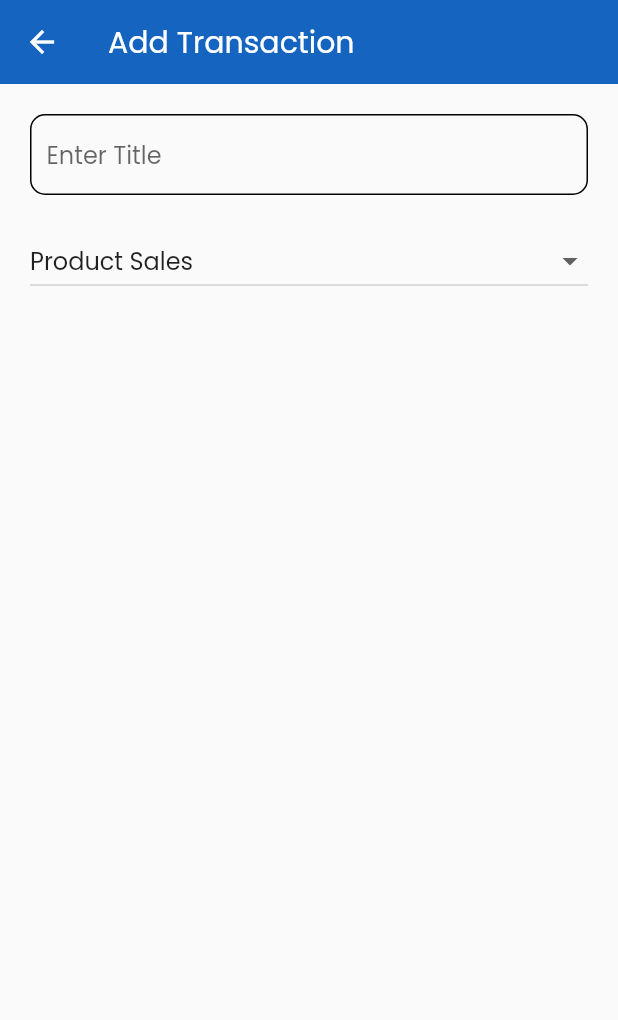
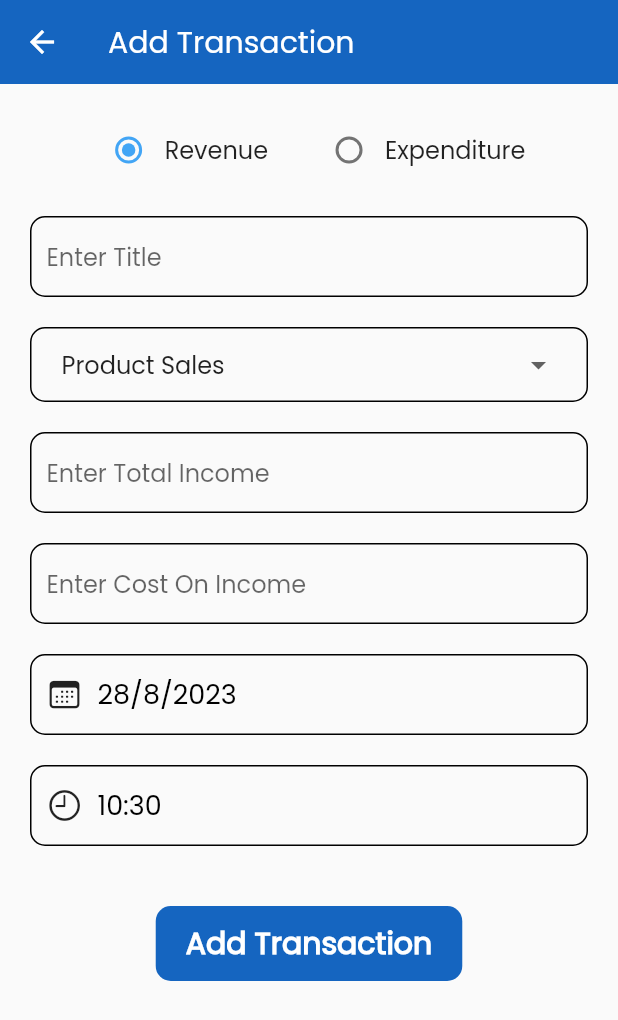
Before and after one commit to harshbhanderi22/cashflow_flutter, a Flutter app: the AddEntryScreen screen opened by its route, on a phone screen of 412 x 824 dp. Shown: the top 1020 px of the screen. Run offline on Flutter 3.47's test engine with Material 2 defaults, Android fonts, the phone set to English and light mode, and no system bars; our stand-ins replace cloud_firestore, firebase_auth, firebase_core, firebase_storage, fluttertoast, google_sign_in and 1 more; accounts and stored records are empty.

Commit message:
Transaction Form And Methods Done, Integration Remaining

```diff
--- /dev/null
+++ b/lib/Utils/Components/all_dropdown.dart
@@ -0,0 +1,66 @@
+import 'package:flutter/material.dart';
+import 'package:khatabook/view_model/transaction_list_provider.dart';
+import 'package:provider/provider.dart';
+
+class IncomeDropDown extends StatelessWidget {
+  const IncomeDropDown({
+    super.key,
+  });
+
+  @override
+  Widget build(BuildContext context) {
+    return Consumer<TransactionListProvider>(
+        builder: (context, value, child) {
+      return DropdownButtonHideUnderline(
+        child: DropdownButton(
+            isExpanded: true,
+            elevation: 0,
+            value: value.getSelectedIncome,
+            hint: const Text("Select Income Category"),
+            alignment: AlignmentDirectional.bottomCenter,
+
+            // disabledHint: Text("Set Income Category"),
+            items: List.generate(value.getIncomeCategory.length,
+                (index) {
+              return DropdownMenuItem(
+                  value: index,
+                  child: Text(value.getIncomeCategory[index]));
+            }),
+            onChanged: (val) {
+              value.setIncome(val!);
+            }),
+      );
+    });
+  }
+}
+
+class ExpenseDropDown extends StatelessWidget {
+  const ExpenseDropDown({
+    super.key,
+  });
+
+  @override
+  Widget build(BuildContext context) {
+    return Consumer<TransactionListProvider>(
+        builder: (context, value, child) {
+      return DropdownButtonHideUnderline(
+        child: DropdownButton(
+            isExpanded: true,
+            elevation: 0,
+            value: value.getSelectedExpense,
+            hint: const Text("Select Expense Category"),
+            alignment: AlignmentDirectional.bottomCenter,
+            // disabledHint: Text("Set Income Category"),
+            items: List.generate(value.getExpenseCategory.length,
+                (index) {
+              return DropdownMenuItem(
+                  value: index,
+                  child: Text(value.getExpenseCategory[index]));
+            }),
+            onChanged: (val) {
+              value.setExpense(val!);
+            }),
+      );
+    });
+  }
+}
--- /dev/null
+++ b/lib/Utils/Components/all_selecters.dart
@@ -0,0 +1,79 @@
+import 'package:flutter/cupertino.dart';
+import 'package:flutter/material.dart';
+import 'package:khatabook/Utils/Components/common_text.dart';
+import 'package:khatabook/view_model/transaction_list_provider.dart';
+import 'package:provider/provider.dart';
+
+class DateSelecter extends StatelessWidget {
+  const DateSelecter({
+    super.key,
+  });
+
+  @override
+  Widget build(BuildContext context) {
+    return Consumer<TransactionListProvider>(builder: (context, value, child) {
+      return InkWell(
+        onTap: () {
+          value.selectDate(context);
+        },
+        child: Container(
+          height: 54,
+          padding: const EdgeInsets.symmetric(horizontal: 10, vertical: 2),
+          margin: const EdgeInsets.only(bottom: 20),
+          decoration: BoxDecoration(
+            borderRadius: const BorderRadius.all(Radius.circular(10)),
+            border: Border.all(width: 1, color: Colors.black),
+          ),
+          child: Row(children: [
+            const Icon(CupertinoIcons.calendar),
+            const SizedBox(
+              width: 10,
+            ),
+            CommonText(
+              text: value.getDate,
+              color: Colors.black,
+              fontsize: 18,
+            )
+          ]),
+        ),
+      );
+    });
+  }
+}
+
+class TimeSelecter extends StatelessWidget {
+  const TimeSelecter({
+    super.key,
+  });
+
+  @override
+  Widget build(BuildContext context) {
+    return Consumer<TransactionListProvider>(builder: (context, value, child) {
+      return InkWell(
+        onTap: () {
+          value.selectTime(context);
+        },
+        child: Container(
+          height: 54,
+          padding: const EdgeInsets.symmetric(horizontal: 10, vertical: 2),
+          margin: const EdgeInsets.only(bottom: 20),
+          decoration: BoxDecoration(
+            borderRadius: const BorderRadius.all(Radius.circular(10)),
+            border: Border.all(width: 1, color: Colors.black),
+          ),
+          child: Row(children: [
+            const Icon(CupertinoIcons.time),
+            const SizedBox(
+              width: 10,
+            ),
+            CommonText(
+              text: value.getTime,
+              color: Colors.black,
+              fontsize: 18,
+            )
+          ]),
+        ),
+      );
+    });
+  }
+}
--- /dev/null
+++ b/lib/Utils/Components/common_button.dart
@@ -0,0 +1,42 @@
+// ignore_for_file: public_member_api_docs, sort_constructors_first
+import 'package:flutter/material.dart';
+
+import 'package:khatabook/Utils/Components/common_text.dart';
+import 'package:khatabook/Utils/constant.dart';
+
+class CommonButton extends StatelessWidget {
+  Widget child;
+  CommonButton({
+    Key? key,
+    required this.child,
+  }) : super(key: key);
+  @override
+  Widget build(BuildContext context) {
+    return Container(
+        margin: const EdgeInsets.symmetric(horizontal: 80),
+        height: 50,
+        padding: const EdgeInsets.symmetric(horizontal: 20, vertical: 10),
+        decoration: BoxDecoration(
+            borderRadius: const BorderRadius.all(Radius.circular(10)),
+            color: blue),
+        child: child);
+  }
+}
+
+class CommonButtonText extends StatelessWidget {
+  String label;
+      CommonButtonText({
+    Key? key,
+    required this.label,
+  }) : super(key: key);
+
+  @override
+  Widget build(BuildContext context) {
+    return CommonText(
+      text: label,
+      fontsize: 20,
+      fontWeight: FontWeight.bold,
+      color: Colors.white,
+    );
+  }
+}
--- a/lib/Utils/Routes/routes.dart
+++ b/lib/Utils/Routes/routes.dart
@@ -3,7 +3,7 @@ import 'package:khatabook/Utils/Routes/Arguments/book_form_argument.dart';
 import 'package:khatabook/Utils/Routes/Arguments/transaction_list_argument.dart';
 import 'package:khatabook/Utils/Routes/route_name.dart';
 import 'package:khatabook/View/Forms/book_add_screen.dart';
-import 'package:khatabook/View/add_entry_screen.dart';
+import 'package:khatabook/View/Forms/add_entry_screen.dart';
 import 'package:khatabook/View/home_screen.dart';
 import 'package:khatabook/View/login_screen.dart';
 import 'package:khatabook/View/sign_up_screen.dart';
--- /dev/null
+++ b/lib/View/Forms/add_entry_screen.dart
@@ -0,0 +1,120 @@
+import 'package:flutter/cupertino.dart';
+import 'package:flutter/material.dart';
+import 'package:khatabook/Utils/Components/all_dropdown.dart';
+import 'package:khatabook/Utils/Components/all_selecters.dart';
+import 'package:khatabook/Utils/Components/common_button.dart';
+import 'package:khatabook/Utils/Components/common_form_field.dart';
+import 'package:khatabook/Utils/Components/common_text.dart';
+import 'package:khatabook/Utils/constant.dart';
+import 'package:khatabook/view_model/transaction_list_provider.dart';
+import 'package:provider/provider.dart';
+
+class AddEntryScreen extends StatefulWidget {
+  const AddEntryScreen({super.key});
+
+  @override
+  State<AddEntryScreen> createState() => _AddEntryScreenState();
+}
+
+class _AddEntryScreenState extends State<AddEntryScreen> {
+  final TextEditingController _title = TextEditingController();
+  final TextEditingController _total = TextEditingController();
+  final TextEditingController _cost = TextEditingController();
+
+  @override
+  Widget build(BuildContext context) {
+    return SafeArea(
+        child: Scaffold(
+      resizeToAvoidBottomInset: false,
+      appBar: AppBar(
+        title: const Text("Add Transaction"),
+      ),
+      body: Container(
+        padding: const EdgeInsets.all(20),
+        child: Column(
+          children: [
+            Row(
+              mainAxisAlignment: MainAxisAlignment.center,
+              children: [
+                Row(
+                  children: [
+                    Consumer<TransactionListProvider>(
+                        builder: (context, value, child) {
+                      return Radio(
+                          activeColor: lightBlue,
+                          value: 0,
+                          groupValue: value.getSelectedOption,
+                          onChanged: (val) {
+                            value.setSelectedOption(0);
+                          });
+                    }),
+                    const CommonText(fontsize: 16, text: "Revenue"),
+                  ],
+                ),
+                const SizedBox(
+                  width: 30,
+                ),
+                Row(
+                  children: [
+                    Consumer<TransactionListProvider>(
+                        builder: (context, value, child) {
+                      return Radio(
+                          activeColor: lightBlue,
+                          value: 1,
+                          groupValue: value.getSelectedOption,
+                          onChanged: (val) {
+                            value.setSelectedOption(1);
+                          });
+                    }),
+                    const CommonText(fontsize: 16, text: "Expenditure"),
+                  ],
+                ),
+              ],
+            ),
+            const SizedBox(
+              height: 20,
+            ),
+            CommonFormField(controller: _title, hint: "Enter Title"),
+            Consumer<TransactionListProvider>(builder: (context, value, child) {
+              return Container(
+                padding: const EdgeInsets.symmetric(horizontal: 20),
+                decoration: BoxDecoration(
+                    border: Border.all(color: Colors.black, width: 1),
+                    borderRadius: const BorderRadius.all(Radius.circular(10))),
+                child: value.getSelectedOption == 0
+                    ? const IncomeDropDown()
+                    : const ExpenseDropDown(),
+              );
+            }),
+            const SizedBox(
+              height: 20,
+            ),
+            Consumer<TransactionListProvider>(builder: (context, value, child) {
+              return value.getSelectedOption == 0
+                  ? Column(
+                      children: [
+                        CommonFormField(
+                            controller: _total, hint: "Enter Total Income"),
+                        CommonFormField(
+                            controller: _cost, hint: "Enter Cost On Income")
+                      ],
+                    )
+                  : CommonFormField(controller: _cost, hint: "Enter Cost");
+            }),
+            const DateSelecter(),
+            const TimeSelecter(),
+            const SizedBox(
+              height: 20,
+            ),
+            Consumer<TransactionListProvider>(builder: (context, value, child) {
+              return CommonButton(
+                  child: value.getLoading
+                      ? const CircularProgressIndicator()
+                      : CommonButtonText(label: "Add Transaction"));
+            })
+          ],
+        ),
+      ),
+    ));
+  }
+}
--- a/lib/View/add_entry_screen.dart
+++ /dev/null
@@ -1,53 +0,0 @@
-import 'package:flutter/material.dart';
-import 'package:khatabook/Utils/Components/common_form_field.dart';
-import 'package:khatabook/view_model/transaction_list_provider.dart';
-import 'package:provider/provider.dart';
-
-class AddEntryScreen extends StatefulWidget {
-  const AddEntryScreen({super.key});
-
-  @override
-  State<AddEntryScreen> createState() => _AddEntryScreenState();
-}
-
-class _AddEntryScreenState extends State<AddEntryScreen> {
-  TextEditingController _title = TextEditingController();
-  TextEditingController _total = TextEditingController();
-  TextEditingController _cost = TextEditingController();
-
-  @override
-  Widget build(BuildContext context) {
-    return SafeArea(
-        child: Scaffold(
-      resizeToAvoidBottomInset: false,
-      appBar: AppBar(
-        title: const Text("Add Transaction"),
-      ),
-      body: Container(
-        padding: const EdgeInsets.all(20),
-        child: Column(
-          children: [
-            CommonFormField(controller: _title, hint: "Enter Title"),
-            Consumer<TransactionListProvider>(builder: (context, value, child) {
-              return DropdownButton(
-                  isExpanded: true,
-                  elevation: 0,
-                  value: value.getSelectedIncome,
-                  alignment: AlignmentDirectional.bottomCenter,
-
-                  // disabledHint: Text("Set Income Category"),
-                  items: List.generate(value.getIncomeCategory.length, (index) {
-                    return DropdownMenuItem(
-                        child: Text(value.getIncomeCategory[index]),
-                        value: index);
-                  }),
-                  onChanged: (val) {
-                    value.setIncome(val!);
-                  });
-            })
-          ],
-        ),
-      ),
-    ));
-  }
-}
--- a/lib/data/Firebase Data/user_data.dart
+++ b/lib/data/Firebase Data/user_data.dart
@@ -28,4 +28,6 @@ class UserData {
     }).toList();
     return books;
   }
+
+
 }
--- a/lib/view_model/transaction_list_provider.dart
+++ b/lib/view_model/transaction_list_provider.dart
@@ -1,12 +1,21 @@
 import 'package:flutter/foundation.dart';
 import 'package:flutter/material.dart';
+import 'package:khatabook/Models/transaction_model.dart';
+import 'package:khatabook/Utils/general_utils.dart';
+import 'package:khatabook/data/Firebase%20Data/transaction_data.dart';
 
 class TransactionListProvider with ChangeNotifier {
-  String _time = "";
-  String _date = "";
+  String _time = "${TimeOfDay.now().hour}:${TimeOfDay.now().minute}";
+  String _date =
+      "${DateTime.now().day.toString()}/${DateTime.now().month.toString()}/${DateTime.now().year.toString()}";
   int _selectedIncome = 0;
   int _selectedExpense = 0;
-  List<String> _incomeCategoryList = [
+  int _selectedOption = 0;
+  bool _loading = false;
+  List _transactions = [];
+  bool _fetchLoading = false;
+
+  final List<String> _incomeCategoryList = [
     "Product Sales",
     "Service Revenue",
     "Consultancy Services",
@@ -18,7 +27,7 @@ class TransactionListProvider with ChangeNotifier {
     "Other"
   ];
 
-  List<String> _expenseCategoryList = [
+  final List<String> _expenseCategoryList = [
     "Purchase Costs",
     "Shipping and Delivery",
     "Employee Salaries",
@@ -37,6 +46,32 @@ class TransactionListProvider with ChangeNotifier {
   List get getExpenseCategory => _expenseCategoryList;
   int get getSelectedIncome => _selectedIncome;
   int get getSelectedExpense => _selectedExpense;
+  int get getSelectedOption => _selectedOption;
+  bool get getLoading => _loading;
+  bool get getFetchLoading => _fetchLoading;
+  List get getTransactions => _transactions;
+
+  void setTransactionList(List<TransactionModel> value) {
+    _transactions.clear();
+    _transactions.addAll(value);
+    _transactions = _transactions.toSet().toList();
+    notifyListeners();
+  }
+
+  void setLoading(bool value) {
+    _loading = value;
+    notifyListeners();
+  }
+
+  void setFetchLoading(bool value) {
+    _fetchLoading = value;
+    notifyListeners();
+  }
+
+  void setSelectedOption(int value) {
+    _selectedOption = value;
+    notifyListeners();
+  }
 
   void setIncome(int value) {
     _selectedIncome = value;
@@ -50,9 +85,53 @@ class TransactionListProvider with ChangeNotifier {
 
   void setTime(String value) {
     _time = value;
+    notifyListeners();
   }
 
   void setDate(String value) {
     _date = value;
+    notifyListeners();
+  }
+
+  Future<void> selectDate(BuildContext context) async {
+    final DateTime? picked = await showDatePicker(
+        context: context,
+        initialDate: DateTime.now(),
+        initialDatePickerMode: DatePickerMode.day,
+        firstDate: DateTime(2015),
+        lastDate: DateTime(2101));
+    if (picked != null) setDate("${picked.day}/${picked.month}/${picked.year}");
+  }
+
+  Future<void> selectTime(BuildContext context) async {
+    final TimeOfDay? picked = await showTimePicker(
+      context: context,
+      initialTime: TimeOfDay.now(),
+    );
+    if (picked != null) {
+      setTime("${picked.hour}:${picked.minute}");
+    }
+  }
+
+  void fetchTransactions(String id) async {
+    setFetchLoading(true);
+
+    try {
+      List<TransactionModel> transactionList = await TransactionData()
+          .getAllTransactions(id)
+          .timeout(const Duration(seconds: 10), onTimeout: () {
+        GeneralUtils.showToast("Failed To Load Transactions, Try Again");
+        setLoading(false);
+        return [];
+      });
+      setFetchLoading(false);
+      setTransactionList(transactionList);
+    } catch (e) {
+      setFetchLoading(false);
+
+      if (kDebugMode) {
+        print(e);
+      }
+    }
   }
 }
```
Also changed, not shown: lib/View/Forms/book_add_screen.dart (+8 -17 lines), lib/data/Firebase Data/transaction_data.dart (added, +84 -0 lines).
